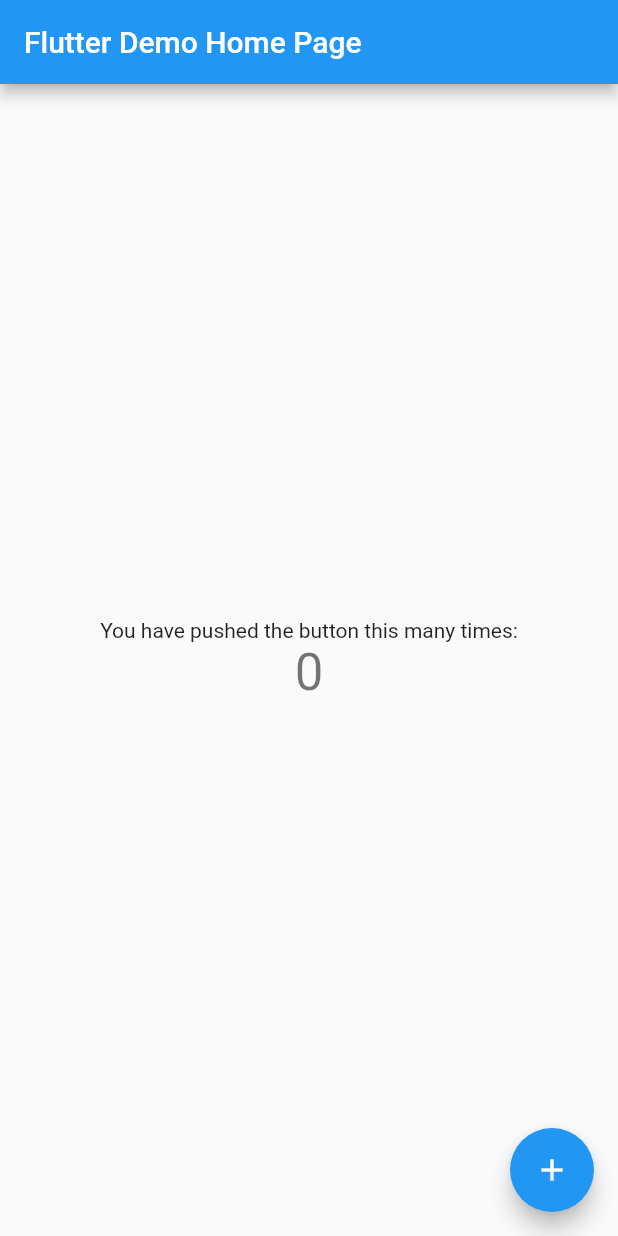
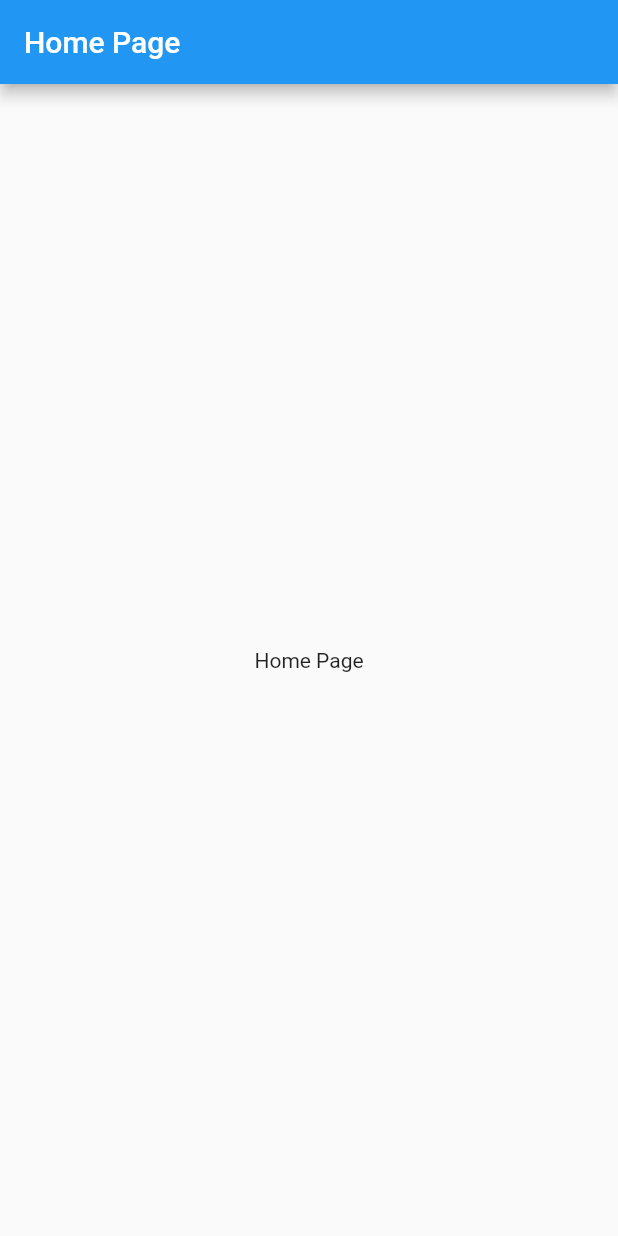
Before and after one commit to diogosequeira94/elections_voting_dapp, a Flutter app: the screen it shows after launch, on a phone screen of 412 x 824 dp. Run offline on Flutter 3.47's test engine with Material 2 defaults, Android fonts, the phone set to English and light mode, and no system bars.

Commit message:
add home page

```diff
--- a/lib/main.dart
+++ b/lib/main.dart
@@ -6,110 +6,36 @@
 
 class MyApp extends StatelessWidget {
   const MyApp({Key? key}) : super(key: key);
-
-  // This widget is the root of your application.
   @override
   Widget build(BuildContext context) {
     return MaterialApp(
       title: 'Flutter Demo',
       theme: ThemeData(
-        // This is the theme of your application.
-        //
-        // Try running your application with "flutter run". You'll see the
-        // application has a blue toolbar. Then, without quitting the app, try
-        // changing the primarySwatch below to Colors.green and then invoke
-        // "hot reload" (press "r" in the console where you ran "flutter run",
-        // or simply save your changes to "hot reload" in a Flutter IDE).
-        // Notice that the counter didn't reset back to zero; the application
-        // is not restarted.
         primarySwatch: Colors.blue,
       ),
-      home: const MyHomePage(title: 'Flutter Demo Home Page'),
+      home: const MyHomePage(),
     );
   }
 }
 
 class MyHomePage extends StatefulWidget {
-  const MyHomePage({Key? key, required this.title}) : super(key: key);
-
-  // This widget is the home page of your application. It is stateful, meaning
-  // that it has a State object (defined below) that contains fields that affect
-  // how it looks.
-
-  // This class is the configuration for the state. It holds the values (in this
-  // case the title) provided by the parent (in this case the App widget) and
-  // used by the build method of the State. Fields in a Widget subclass are
-  // always marked "final".
-
-  final String title;
-
+  const MyHomePage({Key? key}) : super(key: key);
   @override
   State<MyHomePage> createState() => _MyHomePageState();
 }
 
 class _MyHomePageState extends State<MyHomePage> {
-  int _counter = 0;
-
-  void _incrementCounter() {
-    setState(() {
-      // This call to setState tells the Flutter framework that something has
-      // changed in this State, which causes it to rerun the build method below
-      // so that the display can reflect the updated values. If we changed
-      // _counter without calling setState(), then the build method would not be
-      // called again, and so nothing would appear to happen.
-      _counter++;
-    });
-  }
-
   @override
   Widget build(BuildContext context) {
-    // This method is rerun every time setState is called, for instance as done
-    // by the _incrementCounter method above.
-    //
-    // The Flutter framework has been optimized to make rerunning build methods
-    // fast, so that you can just rebuild anything that needs updating rather
-    // than having to individually change instances of widgets.
     return Scaffold(
       appBar: AppBar(
-        // Here we take the value from the MyHomePage object that was created by
-        // the App.build method, and use it to set our appbar title.
-        title: Text(widget.title),
+        title: const Text('Home Page'),
       ),
-      body: Center(
-        // Center is a layout widget. It takes a single child and positions it
-        // in the middle of the parent.
-        child: Column(
-          // Column is also a layout widget. It takes a list of children and
-          // arranges them vertically. By default, it sizes itself to fit its
-          // children horizontally, and tries to be as tall as its parent.
-          //
-          // Invoke "debug painting" (press "p" in the console, choose the
-          // "Toggle Debug Paint" action from the Flutter Inspector in Android
-          // Studio, or the "Toggle Debug Paint" command in Visual Studio Code)
-          // to see the wireframe for each widget.
-          //
-          // Column has various properties to control how it sizes itself and
-          // how it positions its children. Here we use mainAxisAlignment to
-          // center the children vertically; the main axis here is the vertical
-          // axis because Columns are vertical (the cross axis would be
-          // horizontal).
-          mainAxisAlignment: MainAxisAlignment.center,
-          children: <Widget>[
-            const Text(
-              'You have pushed the button this many times:',
-            ),
-            Text(
-              '$_counter',
-              style: Theme.of(context).textTheme.headline4,
-            ),
-          ],
+      body: const Center(
+        child: Text(
+          'Home Page',
         ),
       ),
-      floatingActionButton: FloatingActionButton(
-        onPressed: _incrementCounter,
-        tooltip: 'Increment',
-        child: const Icon(Icons.add),
-      ), // This trailing comma makes auto-formatting nicer for build methods.
     );
   }
 }
```
